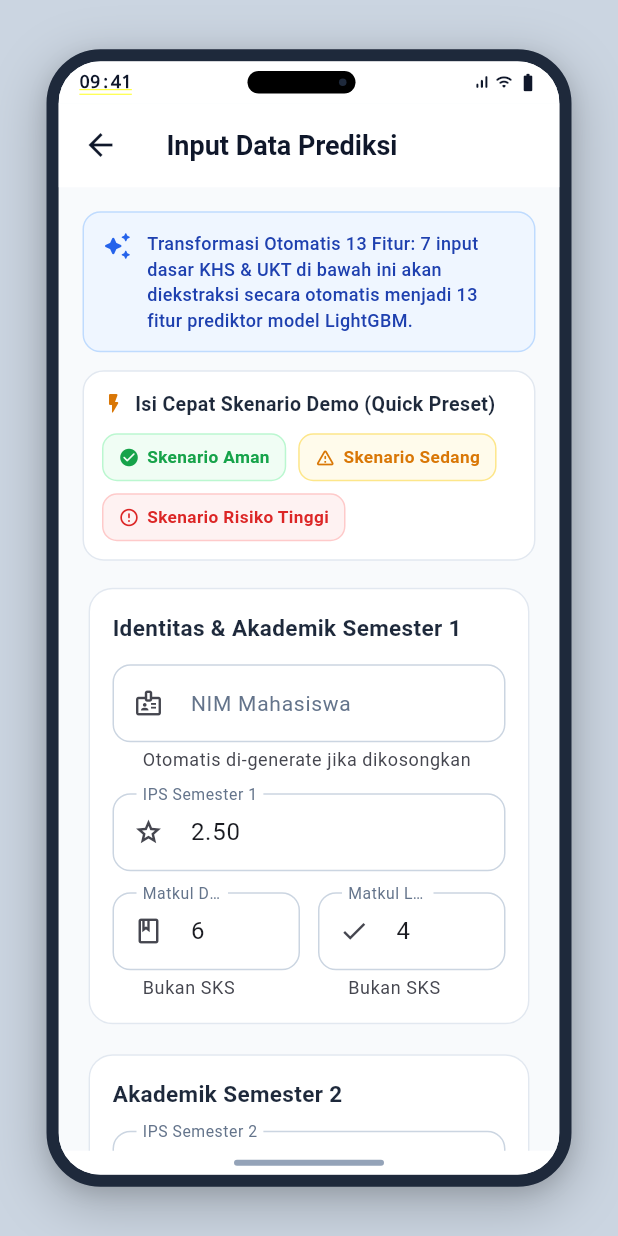
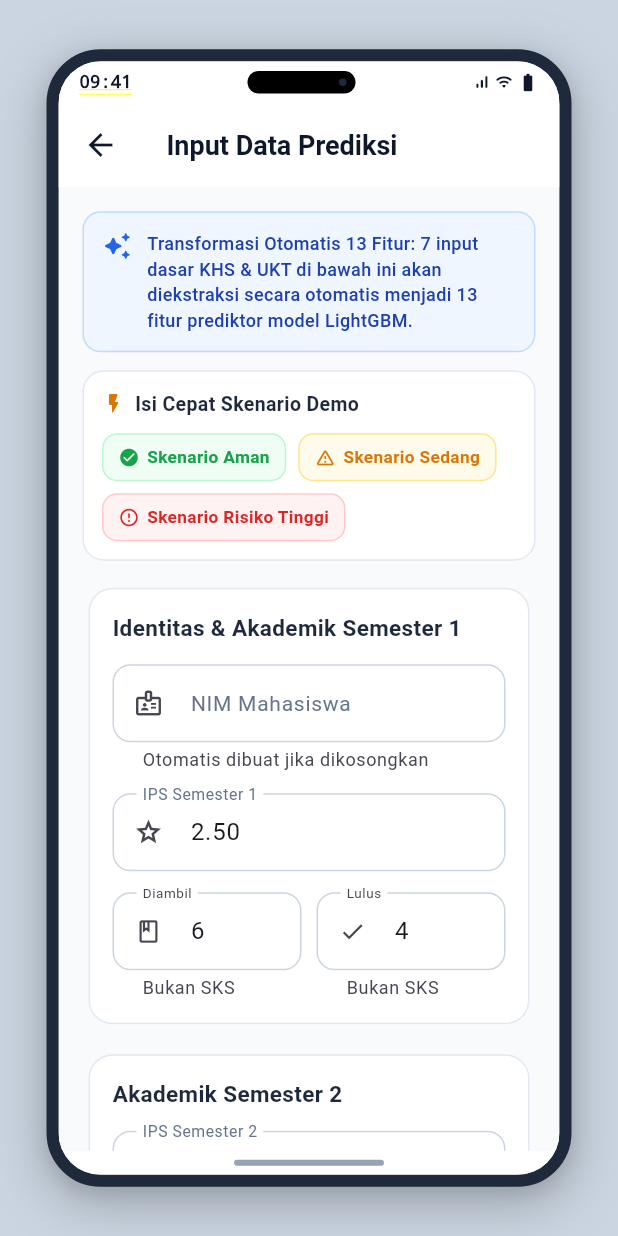
Before and after one commit to sandiprakosomuhammad/PathGrad, a Flutter app: the screen it shows after launch, after a tap on "Buat Prediksi Baru", on a phone screen of 412 x 824 dp. Run offline on Flutter 3.47's test engine with Material 3 defaults, Android fonts, the phone set to English and light mode, and no system bars; network calls fail.

Commit message:
fix(mobile): eliminasi seluruh renderflex overflow dan teks terpotong pada bingkai hp ramping

```diff
--- a/mobile/lib/screens/dashboard_screen.dart
+++ b/mobile/lib/screens/dashboard_screen.dart
@@ -207,19 +207,24 @@ class _DashboardScreenState extends State<DashboardScreen> {
                     Row(
                       mainAxisAlignment: MainAxisAlignment.spaceBetween,
                       children: [
-                        Container(
-                          padding: const EdgeInsets.symmetric(horizontal: 10, vertical: 4),
+                        Flexible(
+                          child: Container(
+                            padding: const EdgeInsets.symmetric(horizontal: 8, vertical: 3),
                             decoration: BoxDecoration(
                               color: Colors.white.withValues(alpha: 0.15),
                               borderRadius: BorderRadius.circular(20),
                             ),
                             child: const Text(
                               'Sistem Skrining Dosen PA',
-                            style: TextStyle(color: Colors.white, fontSize: 11, fontWeight: FontWeight.w600),
+                              style: TextStyle(color: Colors.white, fontSize: 10, fontWeight: FontWeight.w600),
+                              maxLines: 1,
+                              overflow: TextOverflow.ellipsis,
                             ),
                           ),
+                        ),
+                        const SizedBox(width: 6),
                         Container(
-                          padding: const EdgeInsets.symmetric(horizontal: 8, vertical: 4),
+                          padding: const EdgeInsets.symmetric(horizontal: 8, vertical: 3),
                           decoration: BoxDecoration(
                             color: _isApiOnline == true
                                 ? Colors.green.withValues(alpha: 0.25)
@@ -233,13 +238,13 @@ class _DashboardScreenState extends State<DashboardScreen> {
                             mainAxisSize: MainAxisSize.min,
                             children: [
                               CircleAvatar(
-                                radius: 4,
+                                radius: 3.5,
                                 backgroundColor: _isApiOnline == true ? Colors.greenAccent : Colors.redAccent,
                               ),
-                              const SizedBox(width: 6),
+                              const SizedBox(width: 5),
                               Text(
                                 _isApiOnline == true ? 'API Online' : 'API Offline',
-                                style: const TextStyle(color: Colors.white, fontSize: 11, fontWeight: FontWeight.bold),
+                                style: const TextStyle(color: Colors.white, fontSize: 10, fontWeight: FontWeight.bold),
                               ),
                             ],
                           ),
@@ -351,9 +356,11 @@ class _DashboardScreenState extends State<DashboardScreen> {
               Row(
                 mainAxisAlignment: MainAxisAlignment.spaceBetween,
                 children: [
-                  const Text(
+                  const Expanded(
+                    child: Text(
                       'Riwayat Skrining Terkini',
-                    style: TextStyle(fontSize: 16, fontWeight: FontWeight.bold, color: Color(0xFF1E293B)),
+                      style: TextStyle(fontSize: 14, fontWeight: FontWeight.bold, color: Color(0xFF1E293B)),
+                    ),
                   ),
                   TextButton(
                     onPressed: widget.onNavigateToHistory,
@@ -750,7 +757,7 @@ class _DashboardScreenState extends State<DashboardScreen> {
                         '${record.kodeMhs} • NIM: ${record.nim}',
                         style: const TextStyle(
                           fontWeight: FontWeight.bold,
-                          fontSize: 14,
+                          fontSize: 12.5,
                           color: Color(0xFF0F172A),
                         ),
                       ),
@@ -762,8 +769,8 @@ class _DashboardScreenState extends State<DashboardScreen> {
                       const SizedBox(height: 3),
                       Text(
                         'Pemicu Utama: ${record.penyebabUtama}',
-                        maxLines: 1,
-                        overflow: TextOverflow.ellipsis,
+                        maxLines: 2,
+                        softWrap: true,
                         style: const TextStyle(
                           fontSize: 11,
                           fontWeight: FontWeight.w600,
@@ -890,7 +897,7 @@ class _DashboardScreenState extends State<DashboardScreen> {
                   children: [
                     Text(
                       '${record.kodeMhs} • NIM: ${record.nim}',
-                      style: const TextStyle(fontWeight: FontWeight.bold, fontSize: 14),
+                      style: const TextStyle(fontWeight: FontWeight.bold, fontSize: 12.5),
                     ),
                     const SizedBox(height: 2),
                     Text(
@@ -900,8 +907,8 @@ class _DashboardScreenState extends State<DashboardScreen> {
                     const SizedBox(height: 3),
                     Text(
                       'Pemicu Utama: ${record.penyebabUtama}',
-                      maxLines: 1,
-                      overflow: TextOverflow.ellipsis,
+                      maxLines: 2,
+                      softWrap: true,
                       style: TextStyle(fontSize: 11, fontWeight: FontWeight.w600, color: badgeColor),
                     ),
                   ],
--- a/mobile/lib/screens/history_screen.dart
+++ b/mobile/lib/screens/history_screen.dart
@@ -327,7 +327,7 @@ class _HistoryScreenState extends State<HistoryScreen> {
                           '${record.kodeMhs} • NIM: ${record.nim}',
                           style: const TextStyle(
                             fontWeight: FontWeight.bold,
-                            fontSize: 14,
+                            fontSize: 12.5,
                             color: Color(0xFF0F172A),
                           ),
                         ),
@@ -339,8 +339,8 @@ class _HistoryScreenState extends State<HistoryScreen> {
                         const SizedBox(height: 3),
                         Text(
                           'Pemicu Utama: ${record.penyebabUtama}',
-                          maxLines: 1,
-                          overflow: TextOverflow.ellipsis,
+                          maxLines: 2,
+                          softWrap: true,
                           style: TextStyle(
                             fontSize: 11,
                             fontWeight: FontWeight.w600,
--- a/mobile/lib/screens/prediction_screen.dart
+++ b/mobile/lib/screens/prediction_screen.dart
@@ -238,7 +238,7 @@ class _PredictionScreenState extends State<PredictionScreen> {
       borderRadius: BorderRadius.circular(10),
       child: AnimatedContainer(
         duration: const Duration(milliseconds: 200),
-        padding: const EdgeInsets.symmetric(vertical: 12, horizontal: 8),
+        padding: const EdgeInsets.symmetric(vertical: 10, horizontal: 8),
         decoration: BoxDecoration(
           color: isSelected ? activeColor.withValues(alpha: 0.1) : Colors.transparent,
           borderRadius: BorderRadius.circular(10),
@@ -252,16 +252,20 @@ class _PredictionScreenState extends State<PredictionScreen> {
           children: [
             Icon(
               isSelected ? Icons.radio_button_checked : Icons.radio_button_off,
-              size: 18,
+              size: 16,
               color: isSelected ? activeColor : Colors.grey,
             ),
-            const SizedBox(width: 8),
-            Text(
-              label,
-              style: TextStyle(
-                fontSize: 13,
-                fontWeight: isSelected ? FontWeight.bold : FontWeight.normal,
-                color: isSelected ? activeColor : const Color(0xFF334155),
+            const SizedBox(width: 6),
+            Flexible(
+              child: Text(
+                label,
+                maxLines: 1,
+                overflow: TextOverflow.ellipsis,
+                style: TextStyle(
+                  fontSize: 12.5,
+                  fontWeight: isSelected ? FontWeight.bold : FontWeight.normal,
+                  color: isSelected ? activeColor : const Color(0xFF334155),
+                ),
               ),
             ),
           ],
@@ -452,9 +456,11 @@ class _PredictionScreenState extends State<PredictionScreen> {
                       children: [
                         Icon(Icons.flash_on_rounded, size: 16, color: Color(0xFFD97706)),
                         SizedBox(width: 6),
-                        Text(
-                          'Isi Cepat Skenario Demo (Quick Preset)',
-                          style: TextStyle(fontSize: 13, fontWeight: FontWeight.bold, color: Color(0xFF1E293B)),
+                        Expanded(
+                          child: Text(
+                            'Isi Cepat Skenario Demo',
+                            style: TextStyle(fontSize: 13, fontWeight: FontWeight.bold, color: Color(0xFF1E293B)),
+                          ),
                         ),
                       ],
                     ),
@@ -529,7 +535,8 @@ class _PredictionScreenState extends State<PredictionScreen> {
                         decoration: const InputDecoration(
                           labelText: 'NIM Mahasiswa',
                           hintText: 'Masukkan NIM, misal: 2410511042',
-                          helperText: 'Otomatis di-generate jika dikosongkan',
+                          helperText: 'Otomatis dibuat jika dikosongkan',
+                          helperMaxLines: 2,
                           prefixIcon: Icon(Icons.badge_outlined, size: 20),
                         ),
                       ),
@@ -555,25 +562,27 @@ class _PredictionScreenState extends State<PredictionScreen> {
                             controller: _mkDiambilSem1Controller,
                             keyboardType: TextInputType.number,
                             decoration: const InputDecoration(
-                              labelText: 'Matkul Diambil',
+                              labelText: 'Diambil',
+                              labelStyle: TextStyle(fontSize: 12),
                               hintText: '≥ 1',
                               helperText: 'Bukan SKS',
-                              prefixIcon: Icon(Icons.book_outlined, size: 20),
+                              prefixIcon: Icon(Icons.book_outlined, size: 18),
                             ),
                             validator: (v) => _validateMatkul(v,
                                 label: 'Matkul diambil Sem 1', min: 1),
                           ),
                         ),
-                        const SizedBox(width: 12),
+                        const SizedBox(width: 10),
                         Expanded(
                           child: TextFormField(
                             controller: _mkLulusSem1Controller,
                             keyboardType: TextInputType.number,
                             decoration: const InputDecoration(
-                              labelText: 'Matkul Lulus',
+                              labelText: 'Lulus',
+                              labelStyle: TextStyle(fontSize: 12),
                               hintText: '≥ 0',
                               helperText: 'Bukan SKS',
-                              prefixIcon: Icon(Icons.check_outlined, size: 20),
+                              prefixIcon: Icon(Icons.check_outlined, size: 18),
                             ),
                             validator: (v) => _validateMatkul(v,
                                 label: 'Matkul lulus Sem 1', min: 0),
@@ -624,25 +633,27 @@ class _PredictionScreenState extends State<PredictionScreen> {
                             controller: _mkDiambilSem2Controller,
                             keyboardType: TextInputType.number,
                             decoration: const InputDecoration(
-                              labelText: 'Matkul Diambil',
+                              labelText: 'Diambil',
+                              labelStyle: TextStyle(fontSize: 12),
                               hintText: '≥ 1',
                               helperText: 'Bukan SKS',
-                              prefixIcon: Icon(Icons.book_outlined, size: 20),
+                              prefixIcon: Icon(Icons.book_outlined, size: 18),
                             ),
                             validator: (v) => _validateMatkul(v,
                                 label: 'Matkul diambil Sem 2', min: 1),
                           ),
                         ),
-                        const SizedBox(width: 12),
+                        const SizedBox(width: 10),
                         Expanded(
                           child: TextFormField(
                             controller: _mkLulusSem2Controller,
                             keyboardType: TextInputType.number,
                             decoration: const InputDecoration(
-                              labelText: 'Matkul Lulus',
+                              labelText: 'Lulus',
+                              labelStyle: TextStyle(fontSize: 12),
                               hintText: '≥ 0',
                               helperText: 'Bukan SKS',
-                              prefixIcon: Icon(Icons.check_outlined, size: 20),
+                              prefixIcon: Icon(Icons.check_outlined, size: 18),
                             ),
                             validator: (v) => _validateMatkul(v,
                                 label: 'Matkul lulus Sem 2', min: 0),
@@ -675,12 +686,12 @@ class _PredictionScreenState extends State<PredictionScreen> {
                       Row(children: [
                         Expanded(
                           child: _buildUktChoice(
-                            label: 'Lancar / Lunas',
+                            label: 'Lancar',
                             value: 1,
                             activeColor: const Color(0xFF1E40AF),
                           ),
                         ),
-                        const SizedBox(width: 10),
+                        const SizedBox(width: 8),
                         Expanded(
                           child: _buildUktChoice(
                             label: 'Menunggak',
@@ -771,7 +782,7 @@ class _PredictionScreenState extends State<PredictionScreen> {
                         children: [
                           Expanded(
                             child: _buildRealtimeStatItem(
-                              label: 'Rasio Lulus Sem 1',
+                              label: 'Rasio Lulus S1',
                               value: '$_liveRasio1%',
                               sublabel: '$_liveGagal1 Matkul Gagal',
                               icon: Icons.assessment_outlined,
@@ -781,7 +792,7 @@ class _PredictionScreenState extends State<PredictionScreen> {
                           const SizedBox(width: 8),
                           Expanded(
                             child: _buildRealtimeStatItem(
-                              label: 'Rasio Lulus Sem 2',
+                              label: 'Rasio Lulus S2',
                               value: '$_liveRasio2%',
                               sublabel: '$_liveGagal2 Matkul Gagal',
                               icon: Icons.assessment_outlined,
@@ -892,9 +903,15 @@ class _PredictionScreenState extends State<PredictionScreen> {
             // Progress Bar Probabilitas (Angka Bulat)
             Row(
               mainAxisAlignment: MainAxisAlignment.spaceBetween,
+              crossAxisAlignment: CrossAxisAlignment.center,
               children: [
-                const Text('Probabilitas Risiko Keterlambatan:',
-                    style: TextStyle(fontSize: 14, fontWeight: FontWeight.w600)),
+                const Expanded(
+                  child: Text(
+                    'Probabilitas Risiko Keterlambatan:',
+                    style: TextStyle(fontSize: 13, fontWeight: FontWeight.w600),
+                  ),
+                ),
+                const SizedBox(width: 8),
                 Text('${res.persentaseBulat}%',
                     style: TextStyle(fontSize: 20, fontWeight: FontWeight.bold, color: statusColor)),
               ],
@@ -937,8 +954,12 @@ class _PredictionScreenState extends State<PredictionScreen> {
             const Row(children: [
               Icon(Icons.rule_folder_outlined, size: 18, color: Color(0xFF1E40AF)),
               SizedBox(width: 6),
-              Text('Faktor Pemicu Risiko (Observasi Data):',
-                  style: TextStyle(fontSize: 14, fontWeight: FontWeight.bold)),
+              Expanded(
+                child: Text(
+                  'Faktor Pemicu Risiko (Observasi Data):',
+                  style: TextStyle(fontSize: 13.5, fontWeight: FontWeight.bold),
+                ),
+              ),
             ]),
             const SizedBox(height: 8),
             ...res.faktorPemicu.map((f) => Padding(
```
Lines whose indentation alone changed are shown as unchanged.
